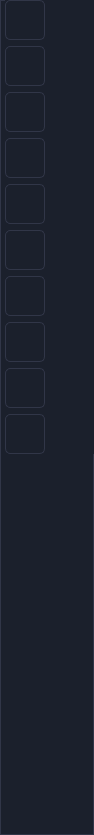
First picture: the form in builder/uis/app_builder_right.ui, repository ufopilot/QT-App-Builder, before the edit.
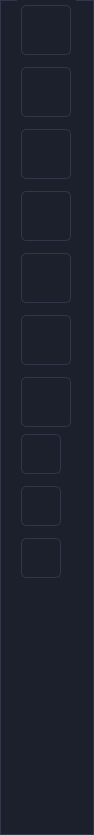
Second picture: the form after the edit.

The edit to the form file:
```diff
--- a/builder/uis/app_builder_right.ui
+++ b/builder/uis/app_builder_right.ui
@@ -238,7 +238,7 @@
      <number>0</number>
     </property>
     <property name="leftMargin">
-     <number>5</number>
+     <number>0</number>
     </property>
     <property name="topMargin">
      <number>0</number>
@@ -249,7 +249,7 @@
     <property name="bottomMargin">
      <number>0</number>
     </property>
-    <item alignment="Qt::AlignTop">
+    <item alignment="Qt::AlignHCenter|Qt::AlignTop">
      <widget class="QFrame" name="frame">
       <property name="frameShape">
        <enum>QFrame::StyledPanel</enum>
@@ -258,14 +258,17 @@
        <enum>QFrame::Raised</enum>
       </property>
       <layout class="QVBoxLayout" name="verticalLayout_2">
+       <property name="spacing">
+        <number>12</number>
+       </property>
        <property name="leftMargin">
-        <number>0</number>
+        <number>4</number>
        </property>
        <property name="topMargin">
         <number>0</number>
        </property>
        <property name="rightMargin">
-        <number>0</number>
+        <number>5</number>
        </property>
        <property name="bottomMargin">
         <number>0</number>
@@ -274,8 +277,8 @@
         <widget class="QPushButton" name="closeAppBuilder">
          <property name="minimumSize">
           <size>
-           <width>40</width>
-           <height>40</height>
+           <width>50</width>
+           <height>50</height>
           </size>
          </property>
          <property name="maximumSize">
@@ -305,8 +308,8 @@
         <widget class="QPushButton" name="saveAppBuilder">
          <property name="minimumSize">
           <size>
-           <width>40</width>
-           <height>40</height>
+           <width>50</width>
+           <height>50</height>
           </size>
          </property>
          <property name="maximumSize">
@@ -342,8 +345,8 @@
         <widget class="QPushButton" name="saveCurrentTheme">
          <property name="minimumSize">
           <size>
-           <width>40</width>
-           <height>40</height>
+           <width>50</width>
+           <height>50</height>
           </size>
          </property>
          <property name="maximumSize">
@@ -373,8 +376,8 @@
         <widget class="QPushButton" name="reloadApp">
          <property name="minimumSize">
           <size>
-           <width>40</width>
-           <height>40</height>
+           <width>50</width>
+           <height>50</height>
           </size>
          </property>
          <property name="maximumSize">
@@ -404,8 +407,8 @@
         <widget class="QPushButton" name="createNewApp">
          <property name="minimumSize">
           <size>
-           <width>40</width>
-           <height>40</height>
+           <width>50</width>
+           <height>50</height>
           </size>
          </property>
          <property name="maximumSize">
@@ -435,8 +438,8 @@
         <widget class="QPushButton" name="compileApp">
          <property name="minimumSize">
           <size>
-           <width>40</width>
-           <height>40</height>
+           <width>50</width>
+           <height>50</height>
           </size>
          </property>
          <property name="maximumSize">
@@ -463,11 +466,11 @@
         </widget>
        </item>
        <item>
-        <widget class="QPushButton" name="pushButton_5">
+        <widget class="QPushButton" name="pushhButton">
          <property name="minimumSize">
           <size>
-           <width>40</width>
-           <height>40</height>
+           <width>50</width>
+           <height>50</height>
           </size>
          </property>
          <property name="maximumSize">
```
